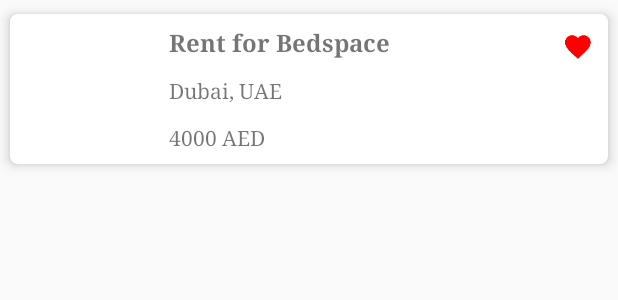
After one commit to Balaji-SB/PYP, an Android app: the layout child_myproperty.xml on its own in the app's theme, with its tools: preview values and no code run, on a phone screen of 412 x 824 dp. The commit adds this screen. Shown: the top 300 px of the screen. Run offline under Robolectric (Android 15) with nearby library versions, the phone set to English and light mode, and no system bars; network calls fail.

Commit message:
myproperty listing and myfavorite listing

```diff
--- a/app/src/main/AndroidManifest.xml
+++ b/app/src/main/AndroidManifest.xml
@@ -32,9 +32,9 @@
             android:value="@integer/google_play_services_version" />
 
         <activity
-            android:name=".usermodule.LoginActivity"
+            android:name=".home.SplashScreenActivity"
             android:label="@string/app_name"
-            android:theme="@style/AppTheme">
+            android:theme="@style/AppTheme.NoActionBar">
             <intent-filter>
                 <action android:name="android.intent.action.MAIN" />
                 <category android:name="android.intent.category.LAUNCHER" />
--- /dev/null
+++ b/app/src/main/res/layout/child_myproperty.xml
@@ -0,0 +1,90 @@
+<?xml version="1.0" encoding="utf-8"?>
+<RelativeLayout xmlns:android="http://schemas.android.com/apk/res/android"
+    xmlns:app="http://schemas.android.com/apk/res-auto"
+    android:layout_width="match_parent"
+    android:layout_height="match_parent"
+    android:orientation="vertical">
+
+    <android.support.v7.widget.CardView
+        android:layout_width="match_parent"
+        android:layout_height="wrap_content"
+        android:clickable="true"
+        android:foreground="?android:attr/selectableItemBackground"
+        app:cardBackgroundColor="@color/white"
+        app:cardCornerRadius="5sp"
+        app:cardElevation="5sp"
+        app:cardUseCompatPadding="true">
+
+        <android.support.constraint.ConstraintLayout
+            android:layout_width="match_parent"
+            android:layout_height="wrap_content">
+
+
+            <ImageView
+                android:id="@+id/propertyImg"
+                android:layout_width="90dp"
+                android:layout_height="100dp"
+                android:layout_alignParentLeft="true"
+                android:layout_alignParentStart="true"
+                android:layout_alignParentTop="true"
+                android:scaleType="centerCrop"
+                app:layout_constraintBottom_toBottomOf="parent"
+                app:layout_constraintLeft_toLeftOf="parent"
+                app:layout_constraintTop_toTopOf="parent" />
+
+            <TextView
+                android:id="@+id/propertyTitle"
+                android:layout_width="0dp"
+                android:layout_height="wrap_content"
+                android:layout_alignParentTop="true"
+                android:layout_marginLeft="8dp"
+                android:layout_marginStart="16dp"
+                android:layout_marginTop="8dp"
+                android:layout_toEndOf="@+id/propertyImg"
+                android:layout_toRightOf="@+id/propertyImg"
+                android:gravity="start"
+                android:text="Rent for Bedspace"
+                android:textAlignment="textStart"
+                android:textSize="16sp"
+                android:textStyle="bold"
+                app:layout_constraintLeft_toRightOf="@+id/propertyImg"
+                app:layout_constraintTop_toTopOf="parent" />
+
+            <TextView
+                android:id="@+id/propertyLocation"
+                android:layout_width="wrap_content"
+                android:layout_height="19dp"
+                android:layout_marginLeft="16dp"
+                android:layout_marginTop="11dp"
+                android:text="Dubai, UAE"
+                app:layout_constraintLeft_toRightOf="@+id/propertyImg"
+                app:layout_constraintTop_toBottomOf="@+id/propertyTitle" />
+
+            <TextView
+                android:id="@+id/propPrice"
+                android:layout_width="wrap_content"
+                android:layout_height="wrap_content"
+                android:layout_marginBottom="8dp"
+                android:layout_marginLeft="16dp"
+                android:layout_marginTop="12dp"
+                android:text="4000 AED"
+                app:layout_constraintBottom_toBottomOf="parent"
+                app:layout_constraintLeft_toRightOf="@+id/propertyImg"
+                app:layout_constraintTop_toBottomOf="@+id/propertyLocation" />
+
+            <ImageView
+                android:id="@+id/favImage"
+                android:layout_width="28dp"
+                android:layout_height="28dp"
+                android:layout_marginEnd="6dp"
+                android:layout_marginRight="8dp"
+                android:layout_marginTop="8dp"
+                android:src="@mipmap/favorite"
+                app:layout_constraintRight_toRightOf="parent"
+                app:layout_constraintTop_toTopOf="parent" />
+        </android.support.constraint.ConstraintLayout>
+
+
+    </android.support.v7.widget.CardView>
+
+</RelativeLayout>
--- a/app/src/main/res/values/styles.xml
+++ b/app/src/main/res/values/styles.xml
@@ -21,6 +21,7 @@
     </style>
 
 
+
     <style name="hintText">
         <item name="android:textColor">#000</item>
         <item name="android:textSize">20sp</item>
```
Also changed, not shown: app/src/main/java/com/android/pyp/home/HomeActivity.java (+11 -1 lines), app/src/main/java/com/android/pyp/home/SplashScreenActivity.java (added, +32 -0 lines), app/src/main/java/com/android/pyp/property/ListingsAdapter.java (+12 -6 lines), app/src/main/java/com/android/pyp/property/MyFavoriteProperty.java (added, +118 -0 lines), app/src/main/java/com/android/pyp/property/MyFavoritePropertyAdapter.java (added, +78 -0 lines), app/src/main/java/com/android/pyp/property/MyProperty.java (added, +120 -0 lines), app/src/main/res/drawable/splash_background.xml (added, +13 -0 lines), app/src/main/res/layout/activity_myproperty.xml (added, +12 -0 lines).
